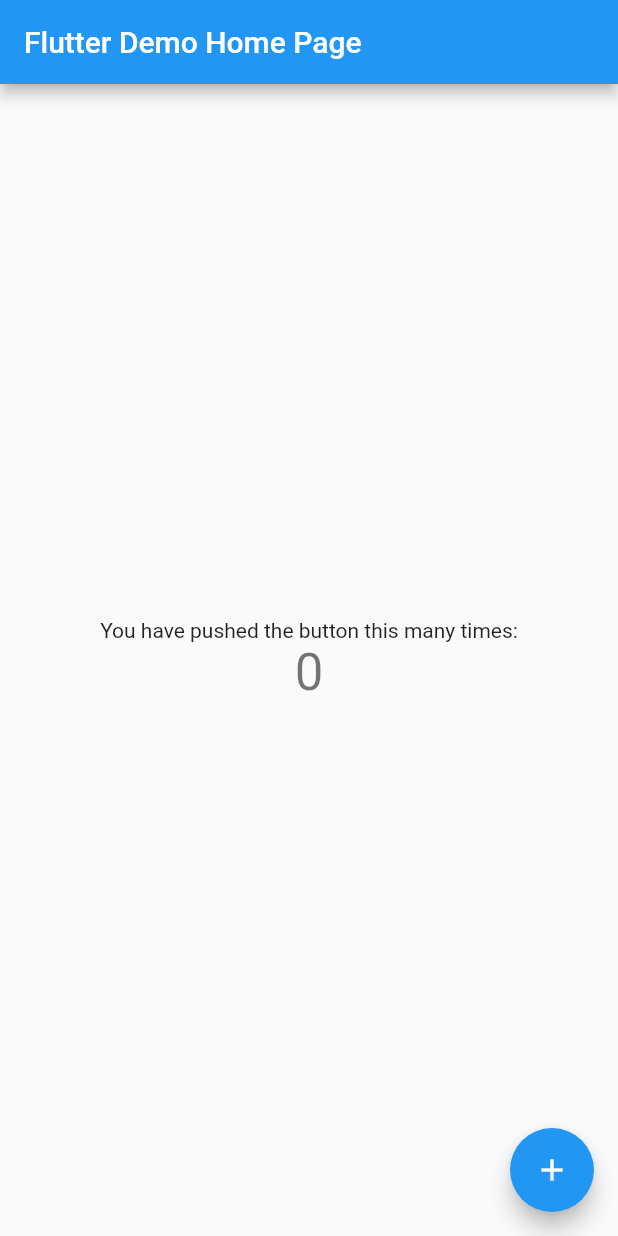
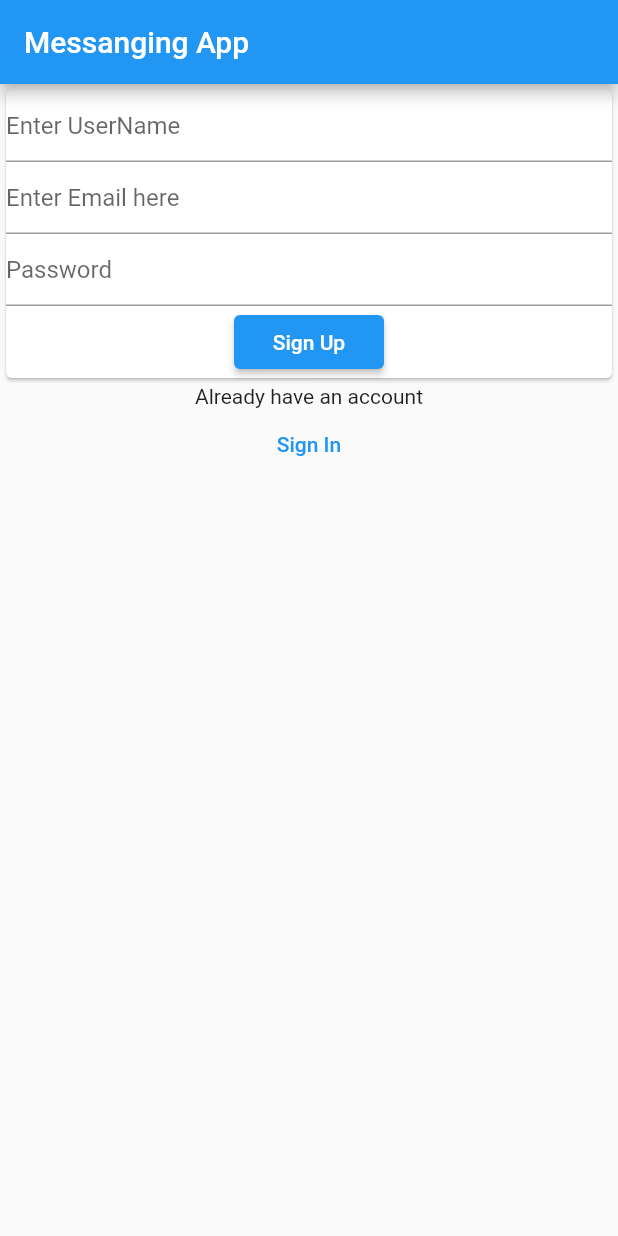
Before and after one commit to pndychrg/chat_app, a Flutter app: the screen it shows after launch, on a phone screen of 412 x 824 dp. Run offline on Flutter 3.47's test engine with Material 2 defaults, Android fonts, the phone set to English and light mode, and no system bars; our stand-ins replace cloud_firestore, firebase_auth, firebase_core, flutter_spinkit; accounts and stored records are empty.

Commit message:
Created Complete Sign Up Sign In

```diff
--- a/lib/main.dart
+++ b/lib/main.dart
@@ -1,6 +1,15 @@
+import 'package:chat_app/models/user.dart';
+import 'package:chat_app/screens/authenticate/sign_in.dart';
+import 'package:chat_app/services/auth.dart';
+import 'package:chat_app/wrapper.dart';
+import 'package:firebase_auth/firebase_auth.dart';
+import 'package:firebase_core/firebase_core.dart';
 import 'package:flutter/material.dart';
+import 'package:provider/provider.dart';
 
-void main() {
+void main() async {
+  WidgetsFlutterBinding.ensureInitialized();
+  await Firebase.initializeApp();
   runApp(const MyApp());
 }
 
@@ -10,106 +19,19 @@ class MyApp extends StatelessWidget {
   // This widget is the root of your application.
   @override
   Widget build(BuildContext context) {
-    return MaterialApp(
-      title: 'Flutter Demo',
-      theme: ThemeData(
-        // This is the theme of your application.
-        //
-        // Try running your application with "flutter run". You'll see the
-        // application has a blue toolbar. Then, without quitting the app, try
-        // changing the primarySwatch below to Colors.green and then invoke
-        // "hot reload" (press "r" in the console where you ran "flutter run",
-        // or simply save your changes to "hot reload" in a Flutter IDE).
-        // Notice that the counter didn't reset back to zero; the application
-        // is not restarted.
-        primarySwatch: Colors.blue,
+    //stream created in auth.dart being used here
+    //now wrapping the whole application with that stream
+    return StreamProvider<LocalUser?>.value(
+      value: AuthService().user,
+      initialData: null,
+      child: MaterialApp(
+        debugShowCheckedModeBanner: false,
+        title: 'Flutter Demo',
+        theme: ThemeData(
+          primarySwatch: Colors.blue,
+        ),
+        home: Wrapper(),
       ),
-      home: const MyHomePage(title: 'Flutter Demo Home Page'),
     );
   }
 }
-
-class MyHomePage extends StatefulWidget {
-  const MyHomePage({Key? key, required this.title}) : super(key: key);
-
-  // This widget is the home page of your application. It is stateful, meaning
-  // that it has a State object (defined below) that contains fields that affect
-  // how it looks.
-
-  // This class is the configuration for the state. It holds the values (in this
-  // case the title) provided by the parent (in this case the App widget) and
-  // used by the build method of the State. Fields in a Widget subclass are
-  // always marked "final".
-
-  final String title;
-
-  @override
-  State<MyHomePage> createState() => _MyHomePageState();
-}
-
-class _MyHomePageState extends State<MyHomePage> {
-  int _counter = 0;
-
-  void _incrementCounter() {
-    setState(() {
-      // This call to setState tells the Flutter framework that something has
-      // changed in this State, which causes it to rerun the build method below
-      // so that the display can reflect the updated values. If we changed
-      // _counter without calling setState(), then the build method would not be
-      // called again, and so nothing would appear to happen.
-      _counter++;
-    });
-  }
-
-  @override
-  Widget build(BuildContext context) {
-    // This method is rerun every time setState is called, for instance as done
-    // by the _incrementCounter method above.
-    //
-    // The Flutter framework has been optimized to make rerunning build methods
-    // fast, so that you can just rebuild anything that needs updating rather
-    // than having to individually change instances of widgets.
-    return Scaffold(
-      appBar: AppBar(
-        // Here we take the value from the MyHomePage object that was created by
-        // the App.build method, and use it to set our appbar title.
-        title: Text(widget.title),
-      ),
-      body: Center(
-        // Center is a layout widget. It takes a single child and positions it
-        // in the middle of the parent.
-        child: Column(
-          // Column is also a layout widget. It takes a list of children and
-          // arranges them vertically. By default, it sizes itself to fit its
-          // children horizontally, and tries to be as tall as its parent.
-          //
-          // Invoke "debug painting" (press "p" in the console, choose the
-          // "Toggle Debug Paint" action from the Flutter Inspector in Android
-          // Studio, or the "Toggle Debug Paint" command in Visual Studio Code)
-          // to see the wireframe for each widget.
-          //
-          // Column has various properties to control how it sizes itself and
-          // how it positions its children. Here we use mainAxisAlignment to
-          // center the children vertically; the main axis here is the vertical
-          // axis because Columns are vertical (the cross axis would be
-          // horizontal).
-          mainAxisAlignment: MainAxisAlignment.center,
-          children: <Widget>[
-            const Text(
-              'You have pushed the button this many times:',
-            ),
-            Text(
-              '$_counter',
-              style: Theme.of(context).textTheme.headline4,
-            ),
-          ],
-        ),
-      ),
-      floatingActionButton: FloatingActionButton(
-        onPressed: _incrementCounter,
-        tooltip: 'Increment',
-        child: const Icon(Icons.add),
-      ), // This trailing comma makes auto-formatting nicer for build methods.
-    );
-  }
-}
--- /dev/null
+++ b/lib/models/user.dart
@@ -0,0 +1,6 @@
+class LocalUser {
+  final String uID;
+  final String? name;
+  final String? email;
+  LocalUser({required this.uID, required this.email, required this.name});
+}
--- /dev/null
+++ b/lib/screens/authenticate/authenticate.dart
@@ -0,0 +1,19 @@
+import 'package:chat_app/screens/authenticate/sign_in.dart';
+import 'package:chat_app/screens/authenticate/sign_up.dart';
+import 'package:flutter/material.dart';
+
+class Authenticate extends StatefulWidget {
+  const Authenticate({Key? key}) : super(key: key);
+
+  @override
+  State<Authenticate> createState() => _AuthenticateState();
+}
+
+class _AuthenticateState extends State<Authenticate> {
+  @override
+  Widget build(BuildContext context) {
+    return Scaffold(
+      body: SignUp(),
+    );
+  }
+}
--- /dev/null
+++ b/lib/screens/authenticate/sign_up.dart
@@ -0,0 +1,159 @@
+import 'package:chat_app/main.dart';
+import 'package:chat_app/models/user.dart';
+import 'package:chat_app/screens/authenticate/sign_in.dart';
+import 'package:chat_app/services/auth.dart';
+import 'package:chat_app/services/database.dart';
+import 'package:flutter/material.dart';
+import 'package:flutter_spinkit/flutter_spinkit.dart';
+
+class SignUp extends StatefulWidget {
+  const SignUp({Key? key}) : super(key: key);
+
+  @override
+  State<SignUp> createState() => _SignUpState();
+}
+
+class _SignUpState extends State<SignUp> {
+  // Authenticate service
+  final AuthService _auth = AuthService();
+  // database service
+  final DatabaseMethods _databaseMethods = DatabaseMethods();
+
+  //form key
+  final formKey = new GlobalKey<FormState>();
+
+  // TextFormField Controllers Setup
+  TextEditingController _usernameController = new TextEditingController();
+  TextEditingController _emailController = new TextEditingController();
+  TextEditingController _passwordController = new TextEditingController();
+
+  // boolean for loading option
+  bool isLoading = false;
+
+  // error specifier
+  String errorText = '';
+  signUpFunction() async {
+    if (formKey.currentState!.validate()) {
+      Map<String, dynamic> userInfoMap = {
+        "name": _usernameController.text,
+        "email": _emailController.text,
+      };
+      setState(() {
+        isLoading = true;
+      });
+
+      dynamic result = await _auth.signUpWithEmailPass(
+          _emailController.text, _passwordController.text);
+
+      if (result == null) {
+        setState(() {
+          isLoading = false;
+        });
+        setState(() {
+          errorText = "Error Occured";
+        });
+      } else {
+        _databaseMethods.updateUserData(result.uID, userInfoMap);
+        Navigator.pushReplacement(
+            context, MaterialPageRoute(builder: (_) => MyApp()));
+      }
+    }
+  }
+
+  @override
+  Widget build(BuildContext context) {
+    //screen size
+    final screenSize = MediaQuery.of(context).size;
+
+    return Scaffold(
+      appBar: AppBar(
+        title: Text("Messanging App"),
+      ),
+      body: isLoading
+          ? Container(
+              child: SpinKitSpinningLines(
+                color: Colors.blue,
+                size: 70,
+              ),
+            )
+          : SingleChildScrollView(
+              child: Column(
+                mainAxisAlignment: MainAxisAlignment.start,
+                children: [
+                  //form
+                  Card(
+                    child: Form(
+                      key: formKey,
+                      child: Column(
+                        children: [
+                          TextFormField(
+                            validator: ((value) {
+                              return value!.isEmpty || value.length < 2
+                                  ? "Invalid Username"
+                                  : null;
+                            }),
+                            controller: _usernameController,
+                            decoration: InputDecoration(
+                              hintText: "Enter UserName",
+                            ),
+                          ),
+                          TextFormField(
+                            validator: (val) {
+                              if (val != null) {
+                                return RegExp(
+                                            r"^[a-zA-Z0-9.a-zA-Z0-9.!#$%&'*+-/=?^_`{|}~]+@[a-zA-Z0-9]+\.[a-zA-Z]+")
+                                        .hasMatch(val)
+                                    ? null
+                                    : "Please Provide a valid Email ID";
+                              } else {
+                                return null;
+                              }
+                            },
+                            controller: _emailController,
+                            decoration: InputDecoration(
+                              hintText: "Enter Email here",
+                            ),
+                          ),
+                          TextFormField(
+                            validator: (val) {
+                              return val!.length > 6
+                                  ? null
+                                  : "Please Provide Password with 6+ character";
+                            },
+                            controller: _passwordController,
+                            obscureText: true,
+                            decoration: InputDecoration(
+                              hintText: "Password",
+                            ),
+                          ),
+                          Container(
+                            width: 100,
+                            child: ElevatedButton(
+                              onPressed: () {
+                                signUpFunction();
+                              },
+                              child: Text("Sign Up"),
+                            ),
+                          ),
+                        ],
+                      ),
+                    ),
+                  ),
+                  Text("Already have an account"),
+                  TextButton(
+                    onPressed: () {
+                      Navigator.pushReplacement(
+                          context, MaterialPageRoute(builder: (_) => SignIn()));
+                    },
+                    child: Text("Sign In"),
+                  ),
+                  Text(
+                    errorText,
+                    style: TextStyle(color: Colors.red),
+                  ),
+                ],
+              ),
+            ),
+    );
+  }
+}
--- /dev/null
+++ b/lib/services/auth.dart
@@ -0,0 +1,70 @@
+import 'package:chat_app/models/user.dart';
+import 'package:chat_app/services/database.dart';
+import 'package:firebase_auth/firebase_auth.dart';
+import 'package:firebase_core/firebase_core.dart';
+
+class AuthService {
+  final FirebaseAuth _auth = FirebaseAuth.instance;
+  // create user object based on firebase user
+  LocalUser? _createlocalUser(User? user) {
+    return user != null
+        ? LocalUser(uID: user.uid, email: user.email, name: user.displayName)
+        : null;
+  }
+
+  // auth change user stream
+  Stream<LocalUser?> get user {
+    return _auth.authStateChanges().map((User? user) => _createlocalUser(user));
+  }
+
+  //sign in annon
+  Future signInAnnon() async {
+    try {
+      UserCredential result = await _auth.signInAnonymously();
+      User? user = result.user;
+
+      return _createlocalUser(user);
+    } catch (e) {
+      print(e.toString());
+      return null;
+    }
+  }
+
+  //sign in with email & password
+  Future signInEmailPassword(String email, String password) async {
+    try {
+      UserCredential result = await _auth.signInWithEmailAndPassword(
+          email: email, password: password);
+      User? user = result.user;
+
+      return _createlocalUser(user);
+    } catch (e) {
+      print(e.toString());
+    }
+  }
+
+  //register with email& password
+  Future signUpWithEmailPass(String email, String password) async {
+    try {
+      UserCredential result = await _auth.createUserWithEmailAndPassword(
+          email: email, password: password);
+
+      User? user = result.user;
+
+      return _createlocalUser(user);
+    } catch (e) {
+      print(e.toString());
+      return null;
+    }
+  }
+
+  //sign out
+  Future signOut() async {
+    try {
+      return await _auth.signOut();
+    } catch (e) {
+      print(e.toString());
+      return null;
+    }
+  }
+}
--- /dev/null
+++ b/lib/services/database.dart
@@ -0,0 +1,12 @@
+import 'package:cloud_firestore/cloud_firestore.dart';
+
+class DatabaseMethods {
+  //collection reference
+  final CollectionReference userCollection =
+      FirebaseFirestore.instance.collection("users");
+
+  //updating the user data
+  Future updateUserData(String uID, Map userInfoMap) async {
+    return await userCollection.doc(uID).set(userInfoMap);
+  }
+}
--- /dev/null
+++ b/lib/wrapper.dart
@@ -0,0 +1,21 @@
+import 'package:chat_app/models/user.dart';
+import 'package:chat_app/screens/authenticate/authenticate.dart';
+import 'package:chat_app/screens/home/home.dart';
+import 'package:firebase_auth/firebase_auth.dart';
+import 'package:flutter/material.dart';
+import 'package:provider/provider.dart';
+
+class Wrapper extends StatelessWidget {
+  const Wrapper({Key? key}) : super(key: key);
+
+  @override
+  Widget build(BuildContext context) {
+    final user = Provider.of<LocalUser?>(context);
+
+    if (user == null) {
+      return Authenticate();
+    } else {
+      return Home();
+    }
+  }
+}
--- a/pubspec.yaml
+++ b/pubspec.yaml
@@ -34,6 +34,11 @@ dependencies:
   # The following adds the Cupertino Icons font to your application.
   # Use with the CupertinoIcons class for iOS style icons.
   cupertino_icons: ^1.0.2
+  firebase_auth: ^3.3.19
+  cloud_firestore: ^3.1.17
+  firebase_core: ^1.17.1
+  provider: ^6.0.3
+  flutter_spinkit: ^5.1.0
 
 dev_dependencies:
   flutter_test:
```
Also changed, not shown: lib/screens/authenticate/sign_in.dart (added, +141 -0 lines), lib/screens/home/home.dart (added, +48 -0 lines), lib/screens/home/search/search.dart (added, +34 -0 lines), pubspec.lock, 3 other files.
